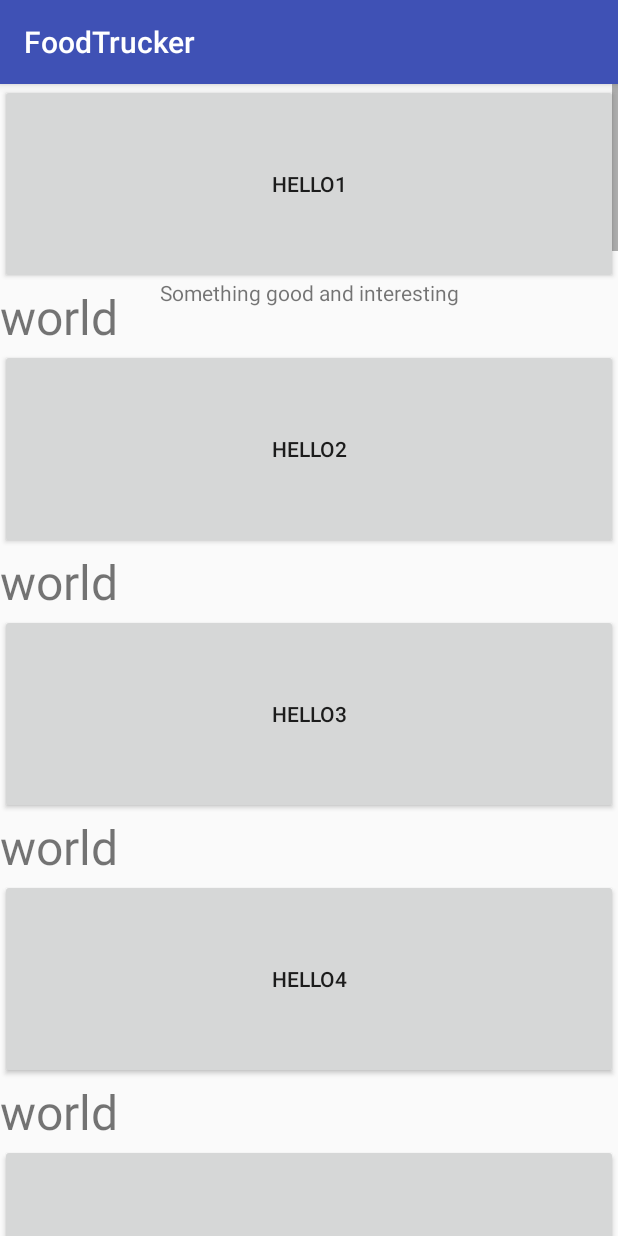
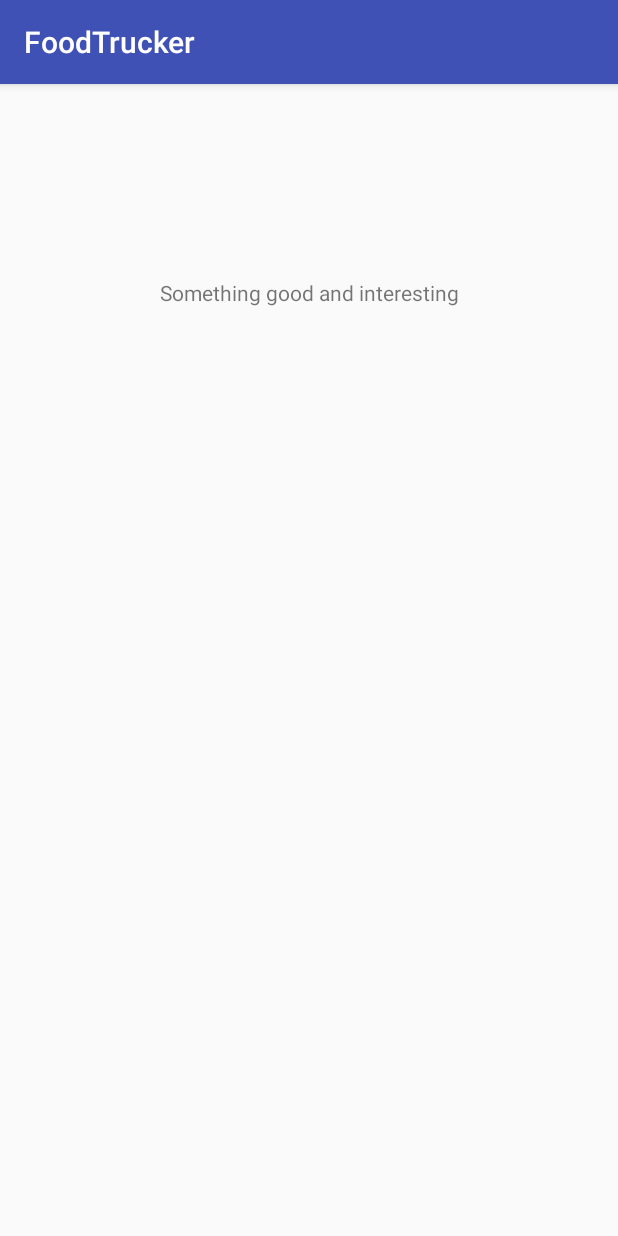
Before and after one commit to Complexia/FoodTrucker, an Android app: the Activity1 screen opened directly, with no data from a screen before it, on a phone screen of 412 x 824 dp. Run offline under Robolectric (Android 15) with nearby library versions, the phone set to English and light mode, and no system bars.

Commit message:
uptoactivity1

```diff
--- a/app/src/main/java/com/example/s3399752/foodtrucker/Activity1.java
+++ b/app/src/main/java/com/example/s3399752/foodtrucker/Activity1.java
@@ -10,7 +10,10 @@ import android.widget.Button;
 import android.widget.LinearLayout;
 import android.widget.TextView;
 
+import com.example.s3399752.foodtrucker.utils.FoodStuff;
+
 import java.util.ArrayList;
+import java.util.zip.Inflater;
 
 public class Activity1 extends AppCompatActivity {
 
@@ -19,30 +22,16 @@ public class Activity1 extends AppCompatActivity {
         super.onCreate(savedInstanceState);
         setContentView(R.layout.activity_1);
 
-        ArrayList<Button> buttons = new ArrayList<Button>();
+        FoodStuff foodStuff = new FoodStuff(this);
+        foodStuff.loadFile();
+
         LayoutInflater inflater = (LayoutInflater)getSystemService(Context.LAYOUT_INFLATER_SERVICE);
-        for(int i=0;i<30;i++){
-            Button button = (Button)inflater.inflate(R.layout.buttons,null);
-            button.setId(i+1);
-            button.setText("Hello" + (i+1));
-            button.setHeight(200);
-            button.setOnClickListener(new View.OnClickListener() {
-                @Override
-                public void onClick(View view) {
-                    startActivity(new Intent(Activity1.this,MainActivity.class
-                    ));
-                }
-            });
-            buttons.add(button);
-        }
 
-        LinearLayout layout = findViewById(R.id.layoutLinear);
-        for(int i=0;i<buttons.size();i++){
-            layout.addView(buttons.get(i));
-            TextView text = (TextView)inflater.inflate(R.layout.texts,null);
-            text.setText("world");
-            layout.addView(text);
-        }
+        TextView name = (TextView)inflater.inflate(R.layout.texts,null);
+
+
+
+
 
 
 
--- a/app/src/main/java/com/example/s3399752/foodtrucker/utils/FoodStuff.java
+++ b/app/src/main/java/com/example/s3399752/foodtrucker/utils/FoodStuff.java
@@ -56,6 +56,7 @@ public class FoodStuff {
     }
 
 
-
-
+    public ArrayList<Truck> getTrucks() {
+        return trucks;
+    }
 }
```
Also changed, not shown: app/src/main/java/com/example/s3399752/foodtrucker/MainActivity.java (+9 -9 lines), 1 other file.
